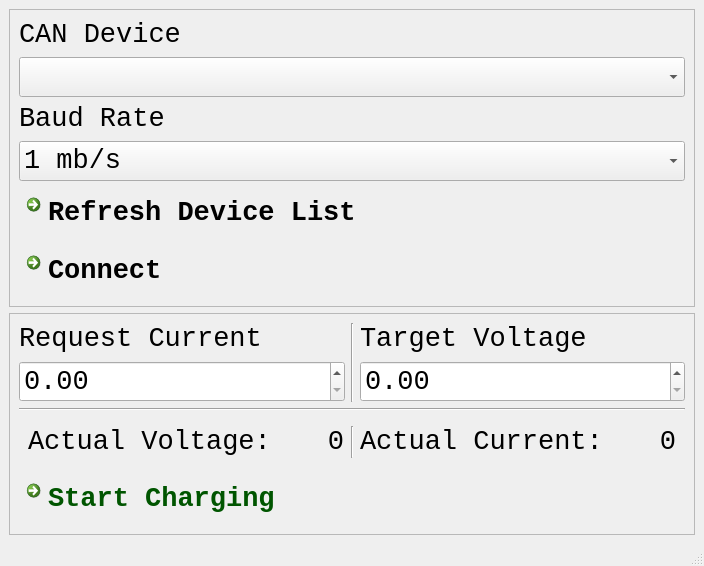
Qt form chargergui.ui (PurdueElectricRacing/ChargerGui) before a commit.
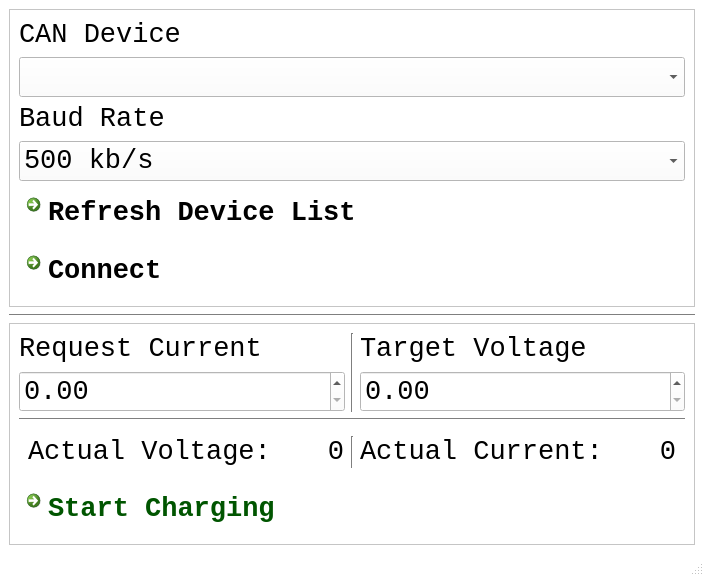
The same form after that commit.

What changed in the file:
```diff
--- a/chargergui.ui
+++ b/chargergui.ui
@@ -7,125 +7,484 @@
     <x>0</x>
     <y>0</y>
     <width>704</width>
-    <height>565</height>
+    <height>576</height>
    </rect>
   </property>
+  <property name="palette">
+   <palette>
+    <active>
+     <colorrole role="WindowText">
+      <brush brushstyle="SolidPattern">
+       <color alpha="255">
+        <red>0</red>
+        <green>0</green>
+        <blue>0</blue>
+       </color>
+      </brush>
+     </colorrole>
+     <colorrole role="Button">
+      <brush brushstyle="SolidPattern">
+       <color alpha="255">
+        <red>255</red>
+        <green>255</green>
+        <blue>255</blue>
+       </color>
+      </brush>
+     </colorrole>
+     <colorrole role="Light">
+      <brush brushstyle="SolidPattern">
+       <color alpha="255">
+        <red>255</red>
+        <green>255</green>
+        <blue>255</blue>
+       </color>
+      </brush>
+     </colorrole>
+     <colorrole role="Midlight">
+      <brush brushstyle="SolidPattern">
+       <color alpha="255">
+        <red>255</red>
+        <green>255</green>
+        <blue>255</blue>
+       </color>
+      </brush>
+     </colorrole>
+     <colorrole role="Dark">
+      <brush brushstyle="SolidPattern">
+       <color alpha="255">
+        <red>127</red>
+        <green>127</green>
+        <blue>127</blue>
+       </color>
+      </brush>
+     </colorrole>
+     <colorrole role="Mid">
+      <brush brushstyle="SolidPattern">
+       <color alpha="255">
+        <red>170</red>
+        <green>170</green>
+        <blue>170</blue>
+       </color>
+      </brush>
+     </colorrole>
+     <colorrole role="Text">
+      <brush brushstyle="SolidPattern">
+       <color alpha="255">
+        <red>0</red>
+        <green>0</green>
+        <blue>0</blue>
+       </color>
+      </brush>
+     </colorrole>
+     <colorrole role="BrightText">
+      <brush brushstyle="SolidPattern">
+       <color alpha="255">
+        <red>255</red>
+        <green>255</green>
+        <blue>255</blue>
+       </color>
+      </brush>
+     </colorrole>
+     <colorrole role="ButtonText">
+      <brush brushstyle="SolidPattern">
+       <color alpha="255">
+        <red>0</red>
+        <green>0</green>
+        <blue>0</blue>
+       </color>
+      </brush>
+     </colorrole>
+     <colorrole role="Base">
+      <brush brushstyle="SolidPattern">
+       <color alpha="255">
+        <red>255</red>
+        <green>255</green>
+        <blue>255</blue>
+       </color>
+      </brush>
+     </colorrole>
+     <colorrole role="Window">
+      <brush brushstyle="SolidPattern">
+       <color alpha="255">
+        <red>255</red>
+        <green>255</green>
+        <blue>255</blue>
+       </color>
+      </brush>
+     </colorrole>
+     <colorrole role="Shadow">
+      <brush brushstyle="SolidPattern">
+       <color alpha="255">
+        <red>0</red>
+        <green>0</green>
+        <blue>0</blue>
+       </color>
+      </brush>
+     </colorrole>
+     <colorrole role="Highlight">
+      <brush brushstyle="SolidPattern">
+       <color alpha="255">
+        <red>215</red>
+        <green>196</green>
+        <blue>120</blue>
+       </color>
+      </brush>
+     </colorrole>
+     <colorrole role="AlternateBase">
+      <brush brushstyle="SolidPattern">
+       <color alpha="255">
+        <red>255</red>
+        <green>255</green>
+        <blue>255</blue>
+       </color>
+      </brush>
+     </colorrole>
+     <colorrole role="ToolTipBase">
+      <brush brushstyle="SolidPattern">
+       <color alpha="255">
+        <red>255</red>
+        <green>255</green>
+        <blue>220</blue>
+       </color>
+      </brush>
+     </colorrole>
+     <colorrole role="ToolTipText">
+      <brush brushstyle="SolidPattern">
+       <color alpha="255">
+        <red>0</red>
+        <green>0</green>
+        <blue>0</blue>
+       </color>
+      </brush>
+     </colorrole>
+     <colorrole role="PlaceholderText">
+      <brush brushstyle="SolidPattern">
+       <color alpha="128">
+        <red>0</red>
+        <green>0</green>
+        <blue>0</blue>
+       </color>
+      </brush>
+     </colorrole>
+    </active>
+    <inactive>
+     <colorrole role="WindowText">
+      <brush brushstyle="SolidPattern">
+       <color alpha="255">
+        <red>0</red>
+        <green>0</green>
+        <blue>0</blue>
+       </color>
+      </brush>
+     </colorrole>
+     <colorrole role="Button">
+      <brush brushstyle="SolidPattern">
+       <color alpha="255">
+        <red>255</red>
+        <green>255</green>
+        <blue>255</blue>
+       </color>
+      </brush>
+     </colorrole>
+     <colorrole role="Light">
+      <brush brushstyle="SolidPattern">
+       <color alpha="255">
+        <red>255</red>
+        <green>255</green>
+        <blue>255</blue>
+       </color>
+      </brush>
+     </colorrole>
+     <colorrole role="Midlight">
+      <brush brushstyle="SolidPattern">
+       <color alpha="255">
+        <red>255</red>
+        <green>255</green>
+        <blue>255</blue>
+       </color>
+      </brush>
+     </colorrole>
+     <colorrole role="Dark">
+      <brush brushstyle="SolidPattern">
+       <color alpha="255">
+        <red>127</red>
+        <green>127</green>
+        <blue>127</blue>
+       </color>
+      </brush>
+     </colorrole>
+     <colorrole role="Mid">
+      <brush brushstyle="SolidPattern">
+       <color alpha="255">
+        <red>170</red>
+        <green>170</green>
+        <blue>170</blue>
+       </color>
+      </brush>
+     </colorrole>
+     <colorrole role="Text">
+      <brush brushstyle="SolidPattern">
+       <color alpha="255">
+        <red>0</red>
+        <green>0</green>
+        <blue>0</blue>
+       </color>
+      </brush>
+     </colorrole>
+     <colorrole role="BrightText">
+      <brush brushstyle="SolidPattern">
+       <color alpha="255">
+        <red>255</red>
+        <green>255</green>
+        <blue>255</blue>
+       </color>
+      </brush>
+     </colorrole>
+     <colorrole role="ButtonText">
+      <brush brushstyle="SolidPattern">
+       <color alpha="255">
+        <red>0</red>
+        <green>0</green>
+        <blue>0</blue>
+       </color>
+      </brush>
+     </colorrole>
+     <colorrole role="Base">
+      <brush brushstyle="SolidPattern">
+       <color alpha="255">
+        <red>255</red>
+        <green>255</green>
+        <blue>255</blue>
+       </color>
+      </brush>
+     </colorrole>
+     <colorrole role="Window">
+      <brush brushstyle="SolidPattern">
+       <color alpha="255">
+        <red>255</red>
+        <green>255</green>
+        <blue>255</blue>
+       </color>
+      </brush>
+     </colorrole>
+     <colorrole role="Shadow">
+      <brush brushstyle="SolidPattern">
+       <color alpha="255">
+        <red>0</red>
+        <green>0</green>
+        <blue>0</blue>
+       </color>
+      </brush>
+     </colorrole>
+     <colorrole role="Highlight">
+      <brush brushstyle="SolidPattern">
+       <color alpha="255">
+        <red>215</red>
+        <green>196</green>
+        <blue>120</blue>
+       </color>
+      </brush>
+     </colorrole>
+     <colorrole role="AlternateBase">
+      <brush brushstyle="SolidPattern">
+       <color alpha="255">
+        <red>255</red>
+        <green>255</green>
+        <blue>255</blue>
+       </color>
+      </brush>
+     </colorrole>
+     <colorrole role="ToolTipBase">
+      <brush brushstyle="SolidPattern">
+       <color alpha="255">
+        <red>255</red>
+        <green>255</green>
+        <blue>220</blue>
+       </color>
+      </brush>
+     </colorrole>
+     <colorrole role="ToolTipText">
+      <brush brushstyle="SolidPattern">
+       <color alpha="255">
+        <red>0</red>
+        <green>0</green>
+        <blue>0</blue>
+       </color>
+      </brush>
+     </colorrole>
+     <colorrole role="PlaceholderText">
+      <brush brushstyle="SolidPattern">
+       <color alpha="128">
+        <red>0</red>
+        <green>0</green>
+        <blue>0</blue>
+       </color>
+      </brush>
+     </colorrole>
+    </inactive>
+    <disabled>
+     <colorrole role="WindowText">
+      <brush brushstyle="SolidPattern">
+       <color alpha="255">
+        <red>127</red>
+        <green>127</green>
+        <blue>127</blue>
+       </color>
+      </brush>
+     </colorrole>
+     <colorrole role="Button">
+      <brush brushstyle="SolidPattern">
+       <color alpha="255">
+        <red>255</red>
+        <green>255</green>
+        <blue>255</blue>
+       </color>
+      </brush>
+     </colorrole>
+     <colorrole role="Light">
+      <brush brushstyle="SolidPattern">
+       <color alpha="255">
+        <red>255</red>
+        <green>255</green>
+        <blue>255</blue>
+       </color>
+      </brush>
+     </colorrole>
+     <colorrole role="Midlight">
+      <brush brushstyle="SolidPattern">
+       <color alpha="255">
+        <red>255</red>
+        <green>255</green>
+        <blue>255</blue>
+       </color>
+      </brush>
+     </colorrole>
+     <colorrole role="Dark">
+      <brush brushstyle="SolidPattern">
+       <color alpha="255">
+        <red>127</red>
+        <green>127</green>
+        <blue>127</blue>
+       </color>
+      </brush>
+     </colorrole>
+     <colorrole role="Mid">
+      <brush brushstyle="SolidPattern">
+       <color alpha="255">
+        <red>170</red>
+        <green>170</green>
+        <blue>170</blue>
+       </color>
+      </brush>
+     </colorrole>
+     <colorrole role="Text">
+      <brush brushstyle="SolidPattern">
+       <color alpha="255">
+        <red>127</red>
+        <green>127</green>
+        <blue>127</blue>
+       </color>
+      </brush>
+     </colorrole>
+     <colorrole role="BrightText">
+      <brush brushstyle="SolidPattern">
+       <color alpha="255">
+        <red>255</red>
+        <green>255</green>
+        <blue>255</blue>
+       </color>
+      </brush>
+     </colorrole>
+     <colorrole role="ButtonText">
+      <brush brushstyle="SolidPattern">
+       <color alpha="255">
+        <red>127</red>
+        <green>127</green>
+        <blue>127</blue>
+       </color>
+      </brush>
+     </colorrole>
+     <colorrole role="Base">
+      <brush brushstyle="SolidPattern">
+       <color alpha="255">
+        <red>255</red>
+        <green>255</green>
+        <blue>255</blue>
+       </color>
+      </brush>
+     </colorrole>
+     <colorrole role="Window">
+      <brush brushstyle="SolidPattern">
+       <color alpha="255">
+        <red>255</red>
+        <green>255</green>
+        <blue>255</blue>
+       </color>
+      </brush>
+     </colorrole>
+     <colorrole role="Shadow">
+      <brush brushstyle="SolidPattern">
+       <color alpha="255">
+        <red>0</red>
+        <green>0</green>
+        <blue>0</blue>
+       </color>
+      </brush>
+     </colorrole>
+     <colorrole role="Highlight">
+      <brush brushstyle="SolidPattern">
+       <color alpha="255">
+        <red>0</red>
+        <green>120</green>
+        <blue>215</blue>
+       </color>
+      </brush>
+     </colorrole>
+     <colorrole role="AlternateBase">
+      <brush brushstyle="SolidPattern">
+       <color alpha="255">
+        <red>255</red>
+        <green>255</green>
+        <blue>255</blue>
+       </color>
+      </brush>
+     </colorrole>
+     <colorrole role="ToolTipBase">
+      <brush brushstyle="SolidPattern">
+       <color alpha="255">
+        <red>255</red>
+        <green>255</green>
+        <blue>220</blue>
+       </color>
+      </brush>
+     </colorrole>
+     <colorrole role="ToolTipText">
+      <brush brushstyle="SolidPattern">
+       <color alpha="255">
+        <red>0</red>
+        <green>0</green>
+        <blue>0</blue>
+       </color>
+      </brush>
+     </colorrole>
+     <colorrole role="PlaceholderText">
+      <brush brushstyle="SolidPattern">
+       <color alpha="128">
+        <red>0</red>
+        <green>0</green>
+        <blue>0</blue>
+       </color>
+      </brush>
+     </colorrole>
+    </disabled>
+   </palette>
+  </property>
   <property name="windowTitle">
    <string>ChargerGui</string>
   </property>
   <widget class="QWidget" name="centralwidget">
    <layout class="QGridLayout" name="gridLayout_4">
-    <item row="0" column="0">
-     <widget class="QFrame" name="CanFrame">
-      <property name="frameShape">
-       <enum>QFrame::StyledPanel</enum>
-      </property>
-      <property name="frameShadow">
-       <enum>QFrame::Raised</enum>
-      </property>
-      <layout class="QGridLayout" name="gridLayout_2">
-       <item row="3" column="0">
-        <widget class="QComboBox" name="BaudRateBox">
-         <property name="font">
-          <font>
-           <family>Monospace</family>
-           <pointsize>20</pointsize>
-          </font>
-         </property>
-         <property name="currentText">
-          <string>500 kb/s</string>
-         </property>
-         <item>
-          <property name="text">
-           <string>1 mb/s</string>
-          </property>
-         </item>
-         <item>
-          <property name="text">
-           <string>500 kb/s</string>
-          </property>
-         </item>
-         <item>
-          <property name="text">
-           <string>250 kb/s</string>
-          </property>
-         </item>
-         <item>
-          <property name="text">
-           <string>125 kb/s</string>
-          </property>
-         </item>
-        </widget>
-       </item>
-       <item row="2" column="0">
-        <widget class="QLabel" name="label_2">
-         <property name="font">
-          <font>
-           <family>Monospace</family>
-           <pointsize>20</pointsize>
-          </font>
-         </property>
-         <property name="text">
-          <string>Baud Rate</string>
-         </property>
-        </widget>
-       </item>
-       <item row="1" column="0">
-        <widget class="QComboBox" name="CanDevices">
-         <property name="font">
-          <font>
-           <family>Monospace</family>
-           <pointsize>20</pointsize>
-          </font>
-         </property>
-         <property name="currentIndex">
-          <number>-1</number>
-         </property>
-        </widget>
-       </item>
-       <item row="0" column="0">
-        <widget class="QLabel" name="CANDevLabel">
-         <property name="font">
-          <font>
-           <family>Monospace</family>
-           <pointsize>20</pointsize>
-          </font>
-         </property>
-         <property name="text">
-          <string>CAN Device</string>
-         </property>
-        </widget>
-       </item>
-       <item row="5" column="0">
-        <widget class="QCommandLinkButton" name="CanConnectButton">
-         <property name="font">
-          <font>
-           <family>Monospace</family>
-           <pointsize>20</pointsize>
-          </font>
-         </property>
-         <property name="text">
-          <string>Connect</string>
-         </property>
-        </widget>
-       </item>
-       <item row="4" column="0">
-        <widget class="QCommandLinkButton" name="RefreshButton">
-         <property name="font">
-          <font>
-           <family>Monospace</family>
-           <pointsize>20</pointsize>
-          </font>
-         </property>
-         <property name="text">
-          <string>Refresh Device List</string>
-         </property>
-        </widget>
-       </item>
-      </layout>
-     </widget>
-    </item>
-    <item row="1" column="0">
+    <item row="3" column="0">
      <widget class="QFrame" name="ChargeFrame">
       <property name="frameShape">
        <enum>QFrame::StyledPanel</enum>
@@ -282,11 +641,153 @@
          <property name="text">
           <string>Start Charging</string>
          </property>
+         <property name="checkable">
+          <bool>true</bool>
+         </property>
         </widget>
        </item>
       </layout>
      </widget>
     </item>
+    <item row="2" column="0">
+     <widget class="Line" name="line_4">
+      <property name="orientation">
+       <enum>Qt::Horizontal</enum>
+      </property>
+     </widget>
+    </item>
+    <item row="0" column="0">
+     <widget class="QFrame" name="CanFrame">
+      <property name="frameShape">
+       <enum>QFrame::StyledPanel</enum>
+      </property>
+      <property name="frameShadow">
+       <enum>QFrame::Raised</enum>
+      </property>
+      <layout class="QGridLayout" name="gridLayout_2">
+       <item row="3" column="0">
+        <widget class="QComboBox" name="BaudRateBox">
+         <property name="font">
+          <font>
+           <family>Monospace</family>
+           <pointsize>20</pointsize>
+          </font>
+         </property>
+         <property name="currentText">
+          <string>500 kb/s</string>
+         </property>
+         <property name="currentIndex">
+          <number>1</number>
+         </property>
+         <property name="maxVisibleItems">
+          <number>12</number>
+         </property>
+         <item>
+          <property name="text">
+           <string>1 mb/s</string>
+          </property>
+         </item>
+         <item>
+          <property name="text">
+           <string>500 kb/s</string>
+          </property>
+         </item>
+         <item>
+          <property name="text">
+           <string>250 kb/s</string>
+          </property>
+         </item>
+         <item>
+          <property name="text">
+           <string>125 kb/s</string>
+          </property>
+         </item>
+        </widget>
+       </item>
+       <item row="2" column="0">
+        <widget class="QLabel" name="label_2">
+         <property name="font">
+          <font>
+           <family>Monospace</family>
+           <pointsize>20</pointsize>
+          </font>
+         </property>
+         <property name="text">
+          <string>Baud Rate</string>
+         </property>
+        </widget>
+       </item>
+       <item row="1" column="0">
+        <widget class="QComboBox" name="CanDevices">
+         <property name="font">
+          <font>
+           <family>Monospace</family>
+           <pointsize>20</pointsize>
+          </font>
+         </property>
+         <property name="currentIndex">
+          <number>-1</number>
+         </property>
+        </widget>
+       </item>
+       <item row="0" column="0">
+        <widget class="QLabel" name="CANDevLabel">
+         <property name="font">
+          <font>
+           <family>Monospace</family>
+           <pointsize>20</pointsize>
+          </font>
+         </property>
+         <property name="text">
+          <string>CAN Device</string>
+         </property>
+        </widget>
+       </item>
+       <item row="5" column="0">
+        <widget class="QCommandLinkButton" name="CanConnectButton">
+         <property name="font">
+          <font>
+           <family>Monospace</family>
+           <pointsize>20</pointsize>
+          </font>
+         </property>
+         <property name="text">
+          <string>Connect</string>
+         </property>
+         <property name="checkable">
+          <bool>true</bool>
+         </property>
+        </widget>
+       </item>
+       <item row="4" column="0">
+        <widget class="QCommandLinkButton" name="RefreshButton">
+         <property name="font">
+          <font>
+           <family>Monospace</family>
+           <pointsize>20</pointsize>
+          </font>
+         </property>
+         <property name="text">
+          <string>Refresh Device List</string>
+         </property>
+        </widget>
+       </item>
+      </layout>
+     </widget>
+    </item>
+    <item row="1" column="0">
+     <spacer name="verticalSpacer">
+      <property name="orientation">
+       <enum>Qt::Vertical</enum>
+      </property>
+      <property name="sizeHint" stdset="0">
+       <size>
+        <width>20</width>
+        <height>40</height>
+       </size>
+      </property>
+     </spacer>
+    </item>
    </layout>
   </widget>
   <widget class="QStatusBar" name="statusbar"/>
```
